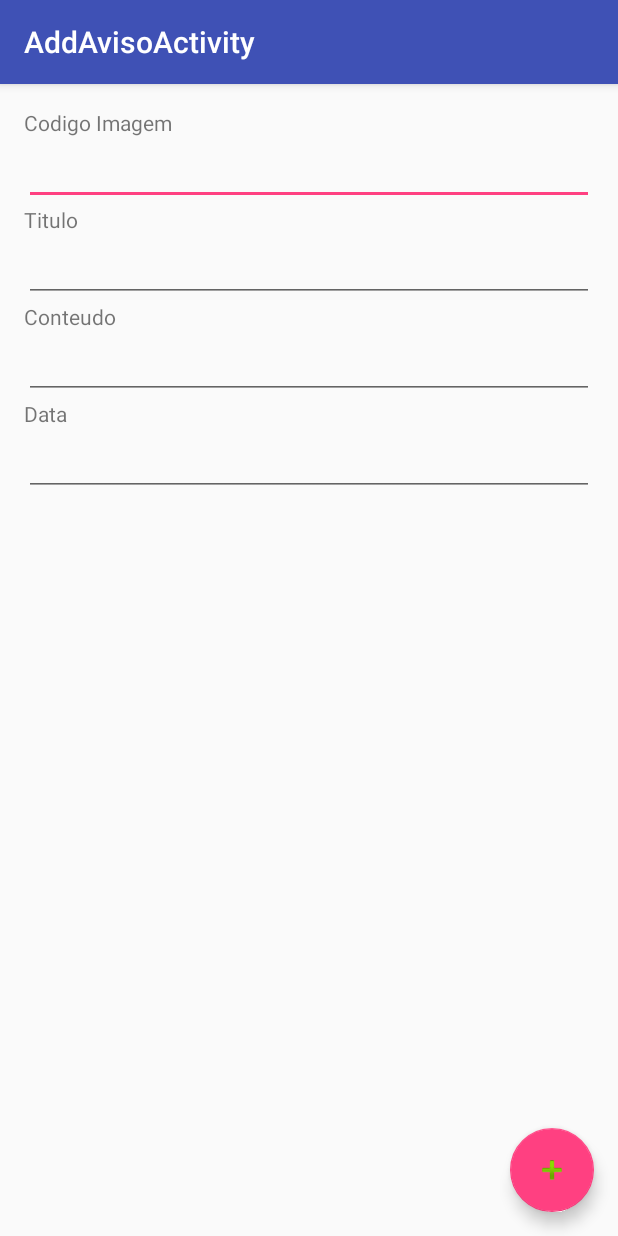
After one commit to LeonardoAfonso/MuralOnline, an Android app: the AddAvisoActivity screen opened directly, with no data from a screen before it, on a phone screen of 412 x 824 dp. The commit adds this screen. Run offline under Robolectric (Android 15) with nearby library versions, the phone set to English and light mode, and no system bars.

Commit message:
Muita coisa adicionada

```diff
--- a/app/build.gradle
+++ b/app/build.gradle
@@ -27,4 +27,5 @@ dependencies {
     compile 'com.android.support:cardview-v7:23.0.+'
     compile 'com.google.android.gms:play-services-appindexing:8.1.0'
     compile group: 'cz.msebera.android' , name: 'httpclient', version: '4.4.1.1'
+    compile 'com.android.support:cardview-v7:23.0.+'
 }
--- /dev/null
+++ b/app/src/main/java/ggbtech/muralonline/AddAvisoActivity.java
@@ -0,0 +1,54 @@
+package ggbtech.muralonline;
+
+import android.content.Intent;
+import android.os.Bundle;
+import android.support.design.widget.FloatingActionButton;
+import android.support.design.widget.Snackbar;
+import android.support.v7.app.AppCompatActivity;
+import android.support.v7.widget.Toolbar;
+import android.view.View;
+import android.widget.EditText;
+
+public class AddAvisoActivity extends AppCompatActivity {
+
+    private Aviso aviso = new Aviso();
+    private EditText etImagem;
+    private EditText etTitulo;
+    private EditText etConteudo;
+    private EditText etData;
+
+
+    @Override
+    protected void onCreate(Bundle savedInstanceState) {
+        super.onCreate(savedInstanceState);
+        setContentView(R.layout.activity_add_aviso);
+        Toolbar toolbar = (Toolbar) findViewById(R.id.toolbar);
+        setSupportActionBar(toolbar);
+
+        etImagem = (EditText)findViewById(R.id.etCodigo);
+        etConteudo = (EditText)findViewById(R.id.etConteudo);
+        etTitulo = (EditText)findViewById(R.id.etTitulo);
+        etData = (EditText)findViewById(R.id.etData);
+
+
+
+        FloatingActionButton fab = (FloatingActionButton) findViewById(R.id.fab);
+        fab.setOnClickListener(new View.OnClickListener() {
+            @Override
+            public void onClick(View view) {
+
+                aviso.setImagem(Integer.parseInt(etImagem.getText().toString()));
+                aviso.setTitulo(etTitulo.getText().toString());
+                aviso.setConteudo(etConteudo.getText().toString());
+                aviso.setData(etData.getText().toString());
+
+                BD bd = new BD(getApplicationContext());
+                bd.inserir(aviso);
+
+                Snackbar.make(view, "Usuario inserido com sucesso!", Snackbar.LENGTH_LONG)
+                        .setAction("Action", null).show();
+            }
+        });
+    }
+
+}
--- /dev/null
+++ b/app/src/main/res/layout/activity_add_aviso.xml
@@ -0,0 +1,34 @@
+<?xml version="1.0" encoding="utf-8"?>
+<android.support.design.widget.CoordinatorLayout xmlns:android="http://schemas.android.com/apk/res/android"
+    xmlns:app="http://schemas.android.com/apk/res-auto"
+    xmlns:tools="http://schemas.android.com/tools"
+    android:layout_width="match_parent"
+    android:layout_height="match_parent"
+    android:fitsSystemWindows="true"
+    tools:context="ggbtech.muralonline.AddAvisoActivity">
+
+    <android.support.design.widget.AppBarLayout
+        android:layout_width="match_parent"
+        android:layout_height="wrap_content"
+        android:theme="@style/AppTheme.AppBarOverlay">
+
+        <android.support.v7.widget.Toolbar
+            android:id="@+id/toolbar"
+            android:layout_width="match_parent"
+            android:layout_height="?attr/actionBarSize"
+            android:background="?attr/colorPrimary"
+            app:popupTheme="@style/AppTheme.PopupOverlay" />
+
+    </android.support.design.widget.AppBarLayout>
+
+    <include layout="@layout/content_add_aviso" />
+
+    <android.support.design.widget.FloatingActionButton
+    android:id="@+id/fab"
+    android:layout_width="wrap_content"
+    android:layout_height="wrap_content"
+    android:layout_gravity="bottom|end"
+    android:layout_margin="@dimen/fab_margin"
+    android:src="@android:drawable/ic_input_add" />
+
+</android.support.design.widget.CoordinatorLayout>
--- /dev/null
+++ b/app/src/main/res/layout/content_add_aviso.xml
@@ -0,0 +1,93 @@
+<?xml version="1.0" encoding="utf-8"?>
+<RelativeLayout xmlns:android="http://schemas.android.com/apk/res/android"
+    xmlns:app="http://schemas.android.com/apk/res-auto"
+    xmlns:tools="http://schemas.android.com/tools"
+    android:layout_width="match_parent"
+    android:layout_height="match_parent"
+    android:paddingBottom="@dimen/activity_vertical_margin"
+    android:paddingLeft="@dimen/activity_horizontal_margin"
+    android:paddingRight="@dimen/activity_horizontal_margin"
+    android:paddingTop="@dimen/activity_vertical_margin"
+    app:layout_behavior="@string/appbar_scrolling_view_behavior"
+    tools:context="ggbtech.muralonline.AddAvisoActivity"
+    tools:showIn="@layout/activity_add_aviso">
+
+    <TextView
+        android:layout_width="wrap_content"
+        android:layout_height="wrap_content"
+        android:text="Codigo Imagem"
+        android:id="@+id/textView"
+        android:layout_alignParentTop="true"
+        android:layout_alignParentLeft="true"
+        android:layout_alignParentStart="true" />
+
+    <EditText
+        android:layout_width="wrap_content"
+        android:layout_height="wrap_content"
+        android:id="@+id/etCodigo"
+        android:layout_below="@+id/textView"
+        android:layout_alignParentLeft="true"
+        android:layout_alignParentStart="true"
+        android:layout_alignParentRight="true"
+        android:layout_alignParentEnd="true" />
+
+    <TextView
+        android:layout_width="wrap_content"
+        android:layout_height="wrap_content"
+        android:text="Titulo"
+        android:id="@+id/textView2"
+        android:layout_below="@+id/etCodigo"
+        android:layout_alignParentLeft="true"
+        android:layout_alignParentStart="true" />
+
+    <EditText
+        android:layout_width="wrap_content"
+        android:layout_height="wrap_content"
+        android:id="@+id/etTitulo"
+        android:layout_below="@+id/textView2"
+        android:layout_alignParentLeft="true"
+        android:layout_alignParentStart="true"
+        android:layout_alignParentRight="true"
+        android:layout_alignParentEnd="true" />
+
+    <TextView
+        android:layout_width="wrap_content"
+        android:layout_height="wrap_content"
+        android:text="Conteudo"
+        android:id="@+id/textView3"
+        android:layout_below="@+id/etTitulo"
+        android:layout_alignParentLeft="true"
+        android:layout_alignParentStart="true" />
+
+    <EditText
+        android:layout_width="wrap_content"
+        android:layout_height="wrap_content"
+        android:id="@+id/etConteudo"
+        android:layout_below="@+id/textView3"
+        android:layout_alignParentLeft="true"
+        android:layout_alignParentStart="true"
+        android:layout_alignParentRight="true"
+        android:layout_alignParentEnd="true" />
+
+    <TextView
+        android:layout_width="wrap_content"
+        android:layout_height="wrap_content"
+        android:text="Data"
+        android:id="@+id/textView4"
+        android:layout_below="@+id/etConteudo"
+        android:layout_alignParentLeft="true"
+        android:layout_alignParentStart="true" />
+
+    <EditText
+        android:layout_width="wrap_content"
+        android:layout_height="wrap_content"
+        android:inputType="date"
+        android:ems="10"
+        android:id="@+id/etData"
+        android:layout_below="@+id/textView4"
+        android:layout_alignParentLeft="true"
+        android:layout_alignParentStart="true"
+        android:layout_alignParentRight="true"
+        android:layout_alignParentEnd="true" />
+
+</RelativeLayout>
--- /dev/null
+++ b/app/src/main/res/values-w820dp/dimens.xml
@@ -0,0 +1,6 @@
+<resources>
+    <!-- Example customization of dimensions originally defined in res/values/dimens.xml
+         (such as screen margins) for screens with more than 820dp of available width. This
+         would include 7" and 10" devices in landscape (~960dp and ~1280dp respectively). -->
+    <dimen name="activity_horizontal_margin">64dp</dimen>
+</resources>
--- a/app/src/main/res/values/dimens.xml
+++ b/app/src/main/res/values/dimens.xml
@@ -2,4 +2,7 @@
     <dimen name="app_bar_height">180dp</dimen>
     <dimen name="fab_margin">16dp</dimen>
     <dimen name="text_margin">16dp</dimen>
+    <!-- Default screen margins, per the Android Design guidelines. -->
+    <dimen name="activity_horizontal_margin">16dp</dimen>
+    <dimen name="activity_vertical_margin">16dp</dimen>
 </resources>
--- a/app/src/main/res/values/strings.xml
+++ b/app/src/main/res/values/strings.xml
@@ -90,4 +90,5 @@
         "when a user tries to pick up one of cards.\n\n"
     </string>
     <string name="action_settings">Settings</string>
+    <string name="title_activity_add_aviso">AddAvisoActivity</string>
 </resources>
```
Also changed, not shown: app/src/main/AndroidManifest.xml (+10 -3 lines), app/src/main/java/ggbtech/muralonline/Aviso.java (+66 -7 lines), app/src/main/java/ggbtech/muralonline/AvisoAdapter.java (added, +125 -0 lines), app/src/main/java/ggbtech/muralonline/BD.java (added, +73 -0 lines), app/src/main/java/ggbtech/muralonline/BDCore.java (added, +31 -0 lines), app/src/main/java/ggbtech/muralonline/MainActivity.java (+25 -89 lines), app/src/main/res/layout/cardview_aviso.xml (added, +76 -0 lines), app/src/main/res/menu/menu_main.xml (+7 -2 lines).
